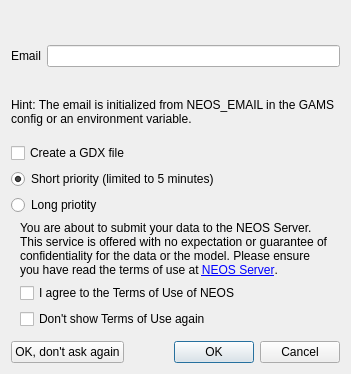
Before: the Qt Designer form src/neos/neosstartdialog.ui in GAMS-dev/studio, drawn with Qt 5.
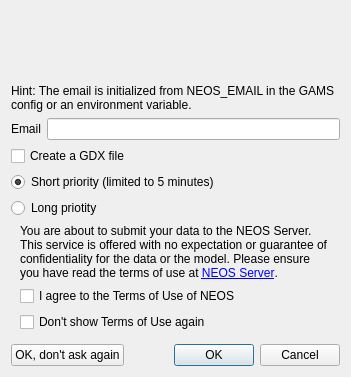
After: the same form once the commit is applied. Icons and pictures are not drawn.

Commit message: validate email format before allow to proceed

What changed in the file:
```diff
--- a/src/neos/neosstartdialog.ui
+++ b/src/neos/neosstartdialog.ui
@@ -7,7 +7,7 @@
     <x>0</x>
     <y>0</y>
     <width>351</width>
-    <height>374</height>
+    <height>377</height>
    </rect>
   </property>
   <property name="windowTitle">
@@ -48,6 +48,50 @@
       <property name="bottomMargin">
        <number>0</number>
       </property>
+      <item>
+       <widget class="QWidget" name="widget_2" native="true">
+        <layout class="QVBoxLayout" name="verticalLayout_3">
+         <property name="spacing">
+          <number>0</number>
+         </property>
+         <property name="leftMargin">
+          <number>0</number>
+         </property>
+         <property name="topMargin">
+          <number>0</number>
+         </property>
+         <property name="rightMargin">
+          <number>0</number>
+         </property>
+         <property name="bottomMargin">
+          <number>0</number>
+         </property>
+         <item>
+          <spacer name="verticalSpacer">
+           <property name="orientation">
+            <enum>Qt::Vertical</enum>
+           </property>
+           <property name="sizeHint" stdset="0">
+            <size>
+             <width>0</width>
+             <height>0</height>
+            </size>
+           </property>
+          </spacer>
+         </item>
+         <item>
+          <widget class="QLabel" name="laEmailHint">
+           <property name="text">
+            <string>Hint: The email is initialized from NEOS_EMAIL in the GAMS config or an environment variable.</string>
+           </property>
+           <property name="wordWrap">
+            <bool>true</bool>
+           </property>
+          </widget>
+         </item>
+        </layout>
+       </widget>
+      </item>
       <item>
        <widget class="QWidget" name="widget" native="true">
         <layout class="QHBoxLayout" name="horizontalLayout_2">
@@ -76,16 +120,6 @@
         </layout>
        </widget>
       </item>
-      <item>
-       <widget class="QLabel" name="laEmailHint">
-        <property name="text">
-         <string>Hint: The email is initialized from NEOS_EMAIL in the GAMS config or an environment variable.</string>
-        </property>
-        <property name="wordWrap">
-         <bool>true</bool>
-        </property>
-       </widget>
-      </item>
       <item>
        <widget class="QCheckBox" name="cbForceGdx">
         <property name="text">
```
The commit also changes 2 other files.
